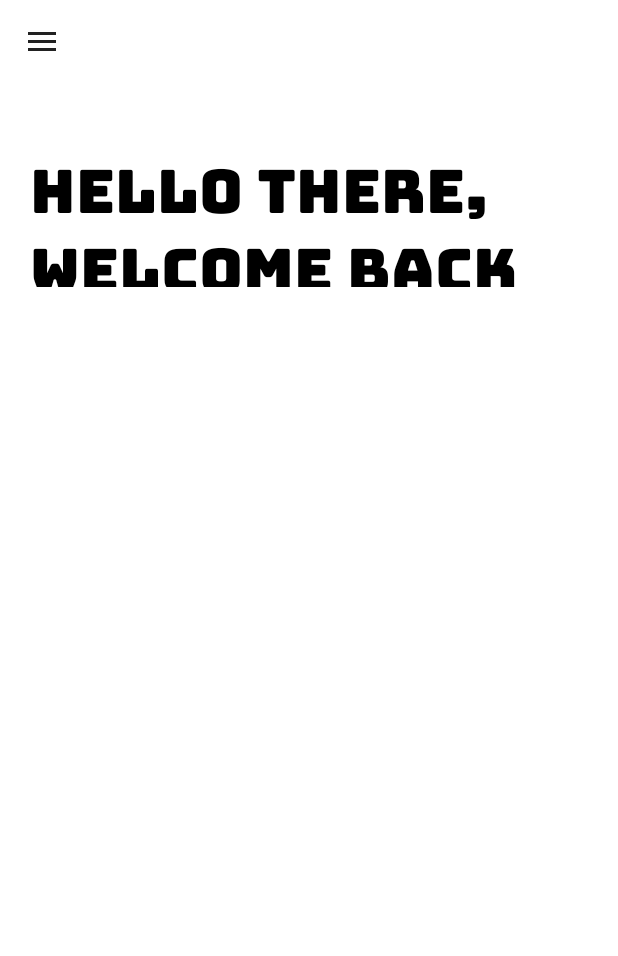
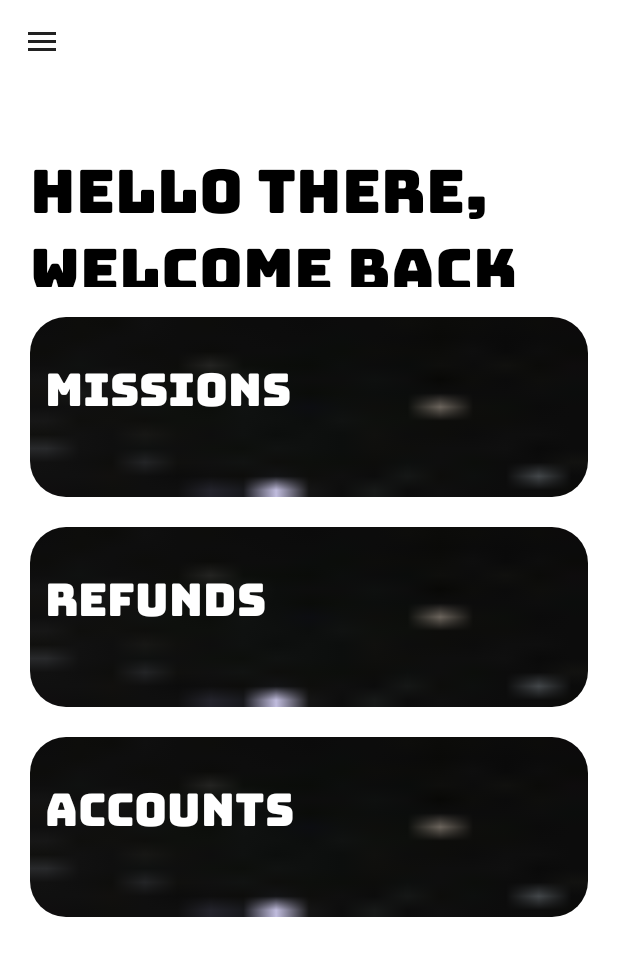
Before and after one commit to Reda-BELHAJ/AndroidStudioProject, an Android app: the HomeActivity screen opened directly, with no data from a screen before it, on a phone screen of 412 x 824 dp. Shown: the top 956 px of the screen. Run offline under Robolectric (Android 15) with nearby library versions, the phone set to English and light mode, and no system bars; Roboto replaces fonts that are not available here; 2 statements that could not run were skipped.

Commit message:
Commit 05/08/2021

```diff
--- a/app/src/main/java/com/example/miniproject/HomeActivity.java
+++ b/app/src/main/java/com/example/miniproject/HomeActivity.java
@@ -1,8 +1,12 @@
 package com.example.miniproject;
 
 import android.content.Intent;
+import android.os.Build;
 import android.os.Bundle;
 import android.view.MenuItem;
+import android.widget.RelativeLayout;
+import android.widget.TextView;
+
 import androidx.annotation.NonNull;
 import androidx.appcompat.widget.Toolbar;
 import androidx.appcompat.app.ActionBarDrawerToggle;
@@ -10,6 +14,7 @@ import androidx.appcompat.app.AppCompatActivity;
 import androidx.core.view.GravityCompat;
 import androidx.drawerlayout.widget.DrawerLayout;
 
+import com.google.android.material.card.MaterialCardView;
 import com.google.android.material.navigation.NavigationView;
 
 public class HomeActivity extends AppCompatActivity implements NavigationView.OnNavigationItemSelectedListener {
@@ -17,6 +22,8 @@ public class HomeActivity extends AppCompatActivity implements NavigationView.On
     DrawerLayout drawerLayout;
     NavigationView navigationView;
     Toolbar toolbar;
+    TextView message_welcome;
+    MaterialCardView card1;
 
     String username;
 
@@ -33,8 +40,10 @@ public class HomeActivity extends AppCompatActivity implements NavigationView.On
         drawerLayout = findViewById(R.id.drawler_layout);
         navigationView = findViewById(R.id.nav_view);
         toolbar = findViewById(R.id.tool_bar);
+        message_welcome = findViewById(R.id.message_welcome);
+        card1 = findViewById(R.id.card1);
 
-//        setSupportActionBar(toolbar);
+        message_welcome.setText("HELLO " + username.toUpperCase() +", WELCOME BACK");
 
         navigationView.bringToFront();
 
--- a/app/src/main/java/com/example/miniproject/JavaMailAPI.java
+++ b/app/src/main/java/com/example/miniproject/JavaMailAPI.java
@@ -30,6 +30,10 @@ public class JavaMailAPI extends AsyncTask<Void,Void,Void>  {
 
     private ProgressDialog mProgressDialog;
 
+    public ProgressDialog getmProgressDialog() {
+        return mProgressDialog;
+    }
+
     //Constructor
     public JavaMailAPI(Context mContext, String mEmail, String mSubject, String mMessage) {
         this.mContext = mContext;
@@ -38,7 +42,11 @@ public class JavaMailAPI extends AsyncTask<Void,Void,Void>  {
         this.mMessage = mMessage;
     }
 
-    private void dismissProgressDialog() {
+    public void dismissOn(){
+        mProgressDialog.dismiss();
+    }
+
+    public void dismissProgressDialog() {
         if (mProgressDialog != null && mProgressDialog.isShowing()) {
             mProgressDialog.dismiss();
         }
@@ -58,7 +66,7 @@ public class JavaMailAPI extends AsyncTask<Void,Void,Void>  {
         }
 
         mProgressDialog.show();
-        mProgressDialog.dismiss();
+//        mProgressDialog.dismiss();
     }
 
     @RequiresApi(api = Build.VERSION_CODES.JELLY_BEAN_MR1)
--- a/app/src/main/java/com/example/miniproject/SignUpActivity.java
+++ b/app/src/main/java/com/example/miniproject/SignUpActivity.java
@@ -198,7 +198,10 @@ public class SignUpActivity extends AppCompatActivity {
     }
 
     public void sendEmail(String emailText ,String fullnameText,String usernameText,String passwordText){
-        String message = "Hey " + fullnameText + ",Here's your UserName: "+ usernameText + ",And Here's your PassWord: " + passwordText;
+        String message = "Hey " + fullnameText + ",\nWe are happy you signed up for Mini-Projet, your request has been verified." +
+                "\nHere's your UserName: "+ usernameText + ",And Here's your PassWord: " + passwordText +
+                "\nWelcome to Mini-Projet!"+
+                "Mini-Projet Team";
         send = new JavaMailAPI(this , emailText, "Email Validation", message);
         send.execute();
     }
@@ -213,8 +216,8 @@ public class SignUpActivity extends AppCompatActivity {
 
     @Override
     protected void onDestroy() {
-        if (send != null && (send.getStatus() == AsyncTask.Status.RUNNING)) {
-            send.cancel(true);
+        if (send != null && send.getmProgressDialog() != null && (send.getmProgressDialog().isShowing())) {
+            send.getmProgressDialog().cancel();
         }
         super.onDestroy();
     }
--- /dev/null
+++ b/app/src/main/res/drawable/people_icon.xml
@@ -0,0 +1,23 @@
+<vector xmlns:android="http://schemas.android.com/apk/res/android"
+    android:width="24dp"
+    android:height="24dp"
+    android:viewportWidth="24"
+    android:viewportHeight="24"
+    android:tint="?attr/colorControlNormal">
+  <path
+      android:fillColor="@android:color/white"
+      android:pathData="M16.67,13.13C18.04,14.06 19,15.32 19,17v3h4v-3C23,14.82 19.43,13.53 16.67,13.13z"
+      android:fillType="evenOdd"/>
+  <path
+      android:fillColor="@android:color/white"
+      android:pathData="M9,8m-4,0a4,4 0,1 1,8 0a4,4 0,1 1,-8 0"
+      android:fillType="evenOdd"/>
+  <path
+      android:fillColor="@android:color/white"
+      android:pathData="M15,12c2.21,0 4,-1.79 4,-4c0,-2.21 -1.79,-4 -4,-4c-0.47,0 -0.91,0.1 -1.33,0.24C14.5,5.27 15,6.58 15,8s-0.5,2.73 -1.33,3.76C14.09,11.9 14.53,12 15,12z"
+      android:fillType="evenOdd"/>
+  <path
+      android:fillColor="@android:color/white"
+      android:pathData="M9,13c-2.67,0 -8,1.34 -8,4v3h16v-3C17,14.34 11.67,13 9,13z"
+      android:fillType="evenOdd"/>
+</vector>
--- a/app/src/main/res/layout/activity_home.xml
+++ b/app/src/main/res/layout/activity_home.xml
@@ -35,8 +35,7 @@
 
         <ScrollView
             android:layout_width="match_parent"
-            android:layout_height="match_parent"
-            >
+            android:layout_height="match_parent">
 
             <LinearLayout
                 android:layout_width="match_parent"
@@ -47,12 +46,85 @@
                 android:padding="20dp">
 
                 <TextView
+                    android:id="@+id/message_welcome"
                     android:layout_width="wrap_content"
                     android:layout_height="115dp"
                     android:fontFamily="@font/bungee"
                     android:text="HELLO THERE, WELCOME BACK"
                     android:textColor="@color/black"
                     android:textSize="40sp" />
+
+                <com.google.android.material.card.MaterialCardView
+                    android:id="@+id/card1"
+                    android:layout_width="match_parent"
+                    android:layout_height="120dp"
+                    android:layout_marginTop="20dp"
+                    android:clipToPadding="true"
+                    app:cardElevation="0dp"
+                    app:cardCornerRadius="24dp">
+                    <RelativeLayout
+                        android:layout_width="match_parent"
+                        android:layout_height="match_parent"
+                        android:background="@drawable/background_card"/>
+
+                    <TextView
+                        android:layout_width="match_parent"
+                        android:layout_height="wrap_content"
+                        android:text="Missions"
+                        android:textSize="30dp"
+                        android:fontFamily="@font/bungee"
+                        android:textColor="@color/white"
+                        android:padding="10dp"/>
+
+                </com.google.android.material.card.MaterialCardView>
+
+                <com.google.android.material.card.MaterialCardView
+                    android:id="@+id/card2"
+                    android:layout_width="match_parent"
+                    android:layout_height="120dp"
+                    android:layout_marginTop="20dp"
+                    android:clipToPadding="true"
+                    app:cardElevation="0dp"
+                    app:cardCornerRadius="24dp">
+                    <RelativeLayout
+                        android:layout_width="match_parent"
+                        android:layout_height="match_parent"
+                        android:background="@drawable/background_card"/>
+
+                    <TextView
+                        android:layout_width="match_parent"
+                        android:layout_height="wrap_content"
+                        android:text="Refunds"
+                        android:textSize="30dp"
+                        android:fontFamily="@font/bungee"
+                        android:textColor="@color/white"
+                        android:padding="10dp"/>
+
+                </com.google.android.material.card.MaterialCardView>
+
+                <com.google.android.material.card.MaterialCardView
+                    android:id="@+id/card3"
+                    android:layout_width="match_parent"
+                    android:layout_height="120dp"
+                    android:layout_marginTop="20dp"
+                    android:clipToPadding="true"
+                    app:cardElevation="0dp"
+                    app:cardCornerRadius="24dp">
+                    <RelativeLayout
+                        android:layout_width="match_parent"
+                        android:layout_height="match_parent"
+                        android:background="@drawable/background_card"/>
+
+                    <TextView
+                        android:layout_width="match_parent"
+                        android:layout_height="wrap_content"
+                        android:text="Accounts"
+                        android:textSize="30dp"
+                        android:fontFamily="@font/bungee"
+                        android:textColor="@color/white"
+                        android:padding="10dp"/>
+
+                </com.google.android.material.card.MaterialCardView>
 
             </LinearLayout>
 
--- a/app/src/main/res/layout/activity_main.xml
+++ b/app/src/main/res/layout/activity_main.xml
@@ -4,7 +4,7 @@
     xmlns:tools="http://schemas.android.com/tools"
     android:layout_width="match_parent"
     android:layout_height="match_parent"
-    android:background="#FCF9F9"
+    android:background="@color/white"
     android:orientation="vertical"
     android:padding="20dp"
     tools:context=".MainActivity">
--- a/app/src/main/res/layout/activity_sign_up.xml
+++ b/app/src/main/res/layout/activity_sign_up.xml
@@ -4,6 +4,7 @@
     xmlns:tools="http://schemas.android.com/tools"
     android:layout_width="match_parent"
     android:layout_height="match_parent"
+    android:background="@color/white"
     tools:context=".SignUpActivity">
 
     <LinearLayout
--- a/app/src/main/res/menu/menu.xml
+++ b/app/src/main/res/menu/menu.xml
@@ -14,7 +14,12 @@
         <item
             android:id="@+id/nav_rembo"
             android:icon="@drawable/money_icom"
-            android:title="Remboursement" />
+            android:title="Refunds" />
+
+        <item
+            android:id="@+id/accounts"
+            android:icon="@drawable/people_icon"
+            android:title="Accounts" />
     </group>
 
 
--- a/app/src/main/res/values-night/themes.xml
+++ b/app/src/main/res/values-night/themes.xml
@@ -2,9 +2,9 @@
     <!-- Base application theme. -->
     <style name="Theme.MiniProject" parent="Theme.MaterialComponents.DayNight.NoActionBar">
         <!-- Primary brand color. -->
-        <item name="colorPrimary">@color/purple_200</item>
+        <item name="colorPrimary">@color/black</item>
         <item name="colorPrimaryVariant">@color/purple_700</item>
-        <item name="colorOnPrimary">@color/black</item>
+        <item name="colorOnPrimary">@color/white</item>
         <!-- Secondary brand color. -->
         <item name="colorSecondary">@color/teal_200</item>
         <item name="colorSecondaryVariant">@color/teal_200</item>
@@ -13,4 +13,10 @@
         <item name="android:statusBarColor" tools:targetApi="l">?attr/colorPrimaryVariant</item>
         <!-- Customize your theme here. -->
     </style>
+
+    <style name="LoginTextInputLayoutStyle" parent="Widget.MaterialComponents.TextInputLayout.OutlinedBox">
+        <!--        <item name="android:textColorHint">@color/black</item>-->
+        <!--        <item name="mock_labelColor">@color/black</item>-->
+        <item name="boxStrokeColor">@color/black</item>
+    </style>
 </resources>
```
Also changed, not shown: app/src/main/res/drawable-anydpi/background_card.jpg (added).
